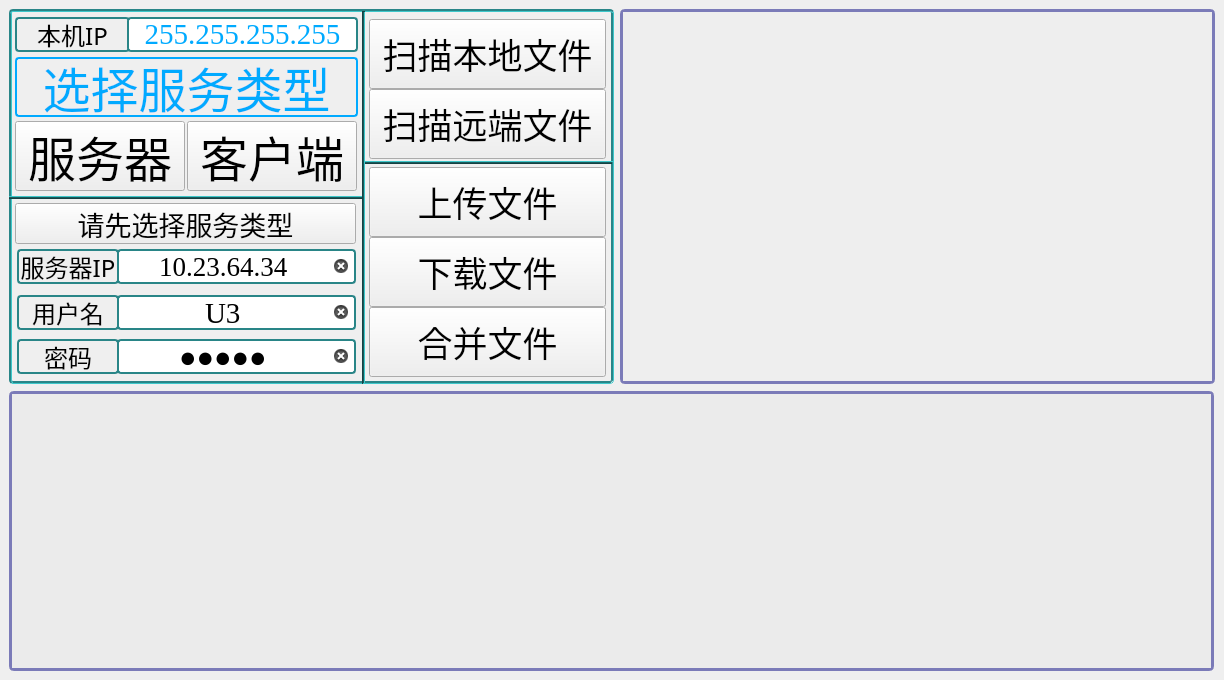
Qt form FTPUtil.ui (LeeGingko/Terminal) before a commit.
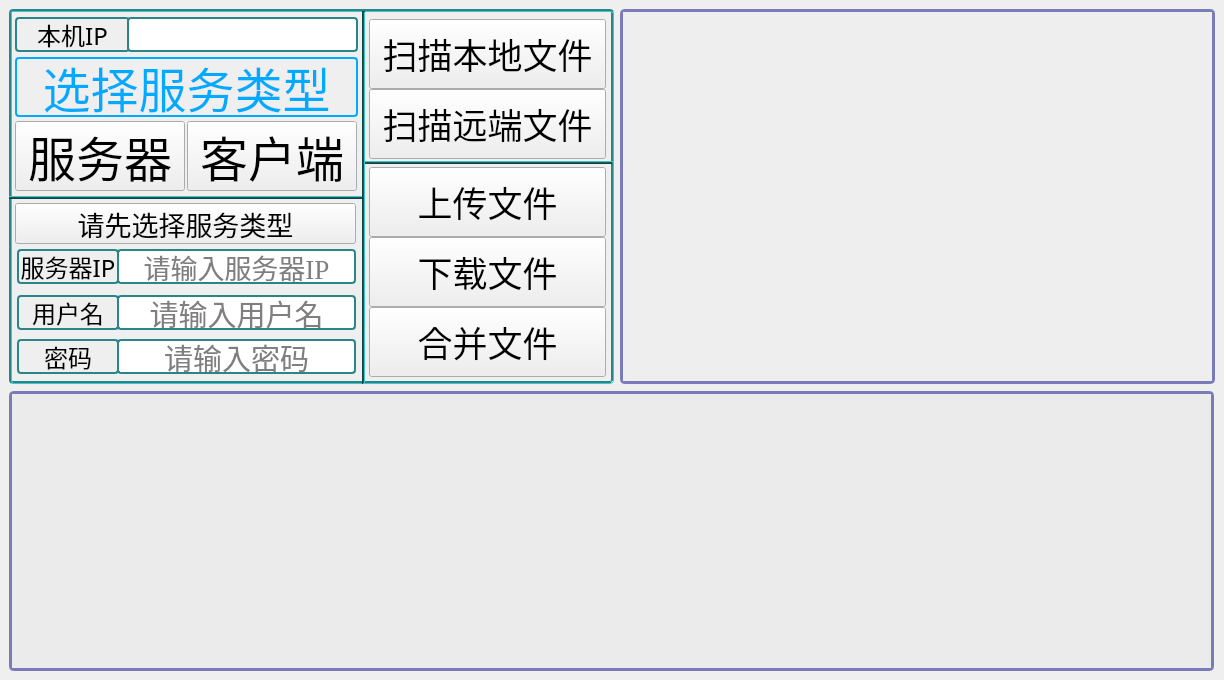
The same form after that commit.

The edit to the form file:
```diff
--- a/FTPUtil.ui
+++ b/FTPUtil.ui
@@ -589,7 +589,7 @@
      <string/>
     </property>
     <property name="text">
-     <string>10.23.64.34</string>
+     <string/>
     </property>
     <property name="frame">
      <bool>true</bool>
@@ -686,7 +686,7 @@
      <number>2</number>
     </property>
     <property name="text">
-     <string>255.255.255.255</string>
+     <string/>
     </property>
     <property name="textFormat">
      <enum>Qt::AutoText</enum>
@@ -766,7 +766,7 @@
      <string notr="true"/>
     </property>
     <property name="text">
-     <string>U3</string>
+     <string/>
     </property>
     <property name="frame">
      <bool>true</bool>
@@ -1026,7 +1026,7 @@
      <string notr="true"/>
     </property>
     <property name="text">
-     <string>12345</string>
+     <string/>
     </property>
     <property name="maxLength">
      <number>8</number>
```
Left out of the diff: 2 changed lines with no effect on the pictures.
